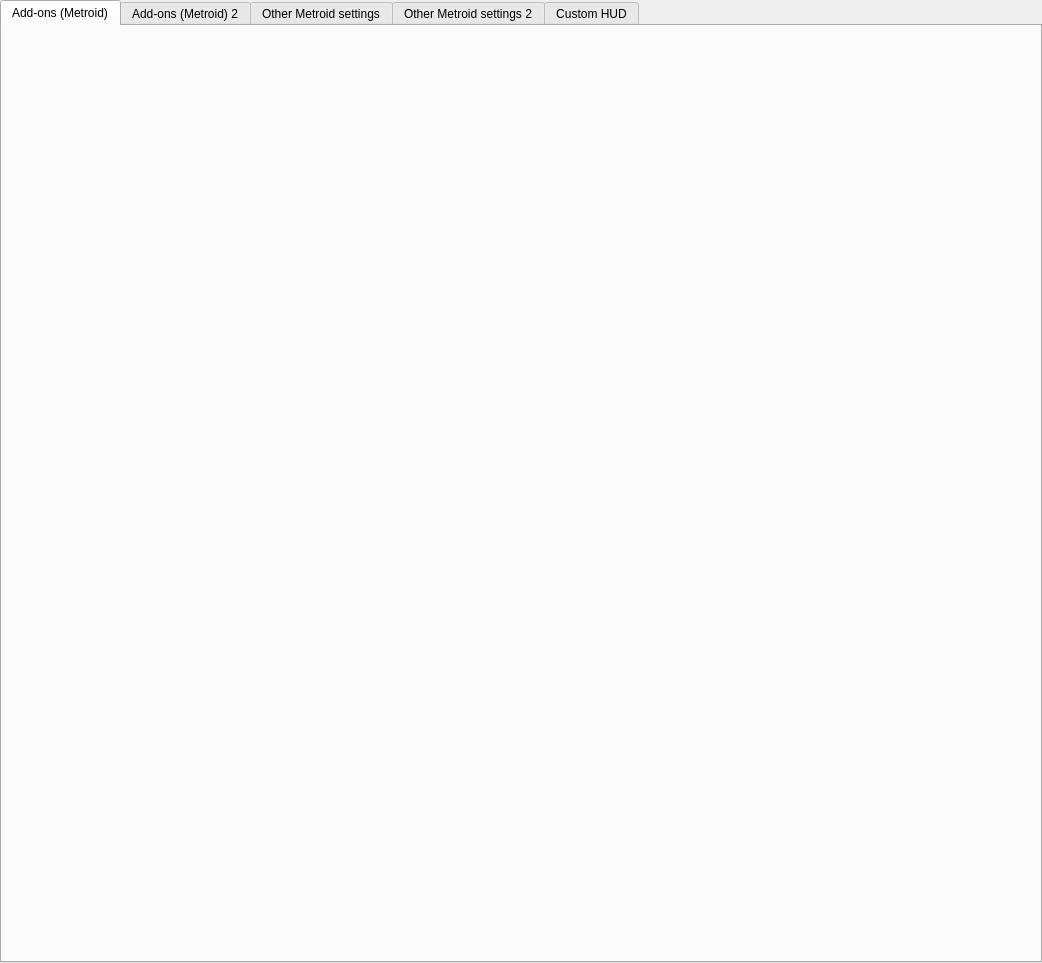
This is src/frontend/qt_sdl/InputConfig/MelonPrimeInputConfig.ui in ag-advania/melonPrimeDS as Qt 5 draws it before an edit. The edited form follows.
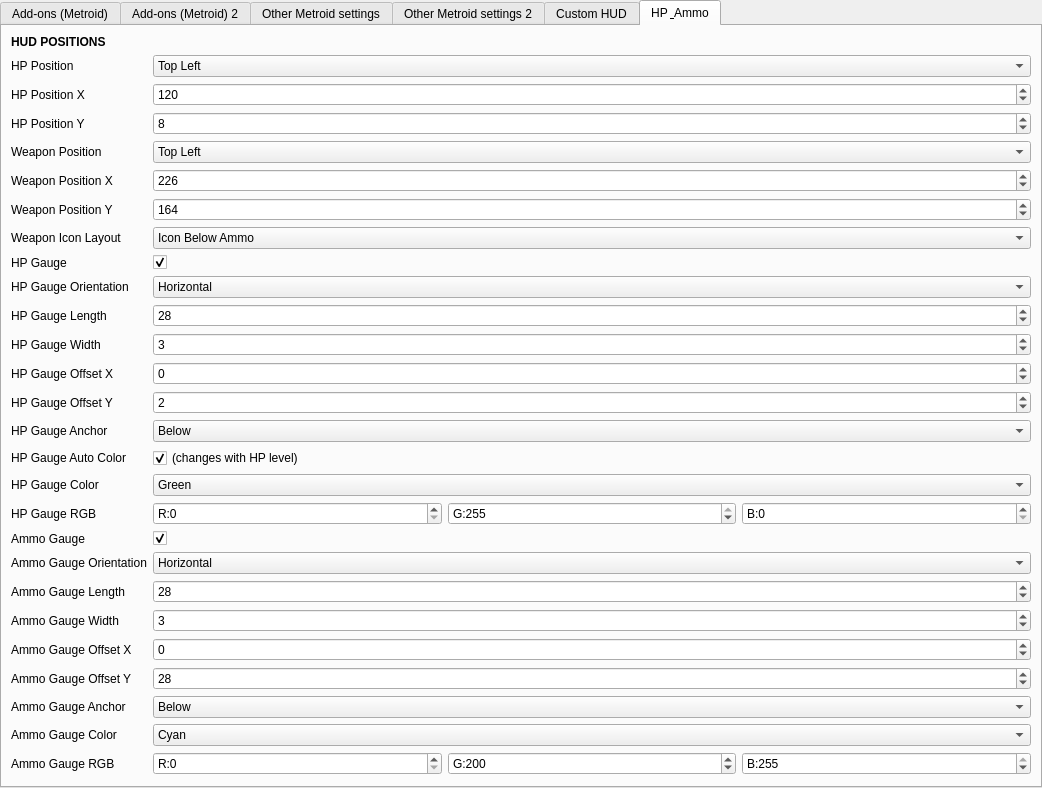
This is the edited form. The open tabs and pages were chosen to show the change.

Diff of the .ui file:
```diff
--- a/src/frontend/qt_sdl/InputConfig/MelonPrimeInputConfig.ui
+++ b/src/frontend/qt_sdl/InputConfig/MelonPrimeInputConfig.ui
@@ -625,70 +625,6 @@
 								</widget>
 							</item>
 
-							<!-- ====== HUD POSITIONS ====== -->
-							<item>
-								<widget class="QLabel" name="labelChSectionPositions">
-									<property name="text"><string><![CDATA[<b>HUD POSITIONS</b>]]></string></property>
-								</widget>
-							</item>
-
-							<item>
-								<layout class="QFormLayout" name="formHudPositions">
-
-									<item row="0" column="0"><widget class="QLabel"><property name="text"><string>HP Position</string></property></widget></item>
-									<item row="0" column="1">
-										<widget class="QComboBox" name="comboMetroidHudHpPosition">
-											<item><property name="text"><string>Top Left</string></property></item>
-											<item><property name="text"><string>Top Center</string></property></item>
-											<item><property name="text"><string>Top Right</string></property></item>
-											<item><property name="text"><string>Right</string></property></item>
-											<item><property name="text"><string>Bottom Right</string></property></item>
-											<item><property name="text"><string>Bottom Center</string></property></item>
-											<item><property name="text"><string>Bottom Left</string></property></item>
-											<item><property name="text"><string>Left</string></property></item>
-											<item><property name="text"><string>Custom</string></property></item>
-										</widget>
-									</item>
-
-									<item row="1" column="0"><widget class="QLabel"><property name="text"><string>HP Position X</string></property></widget></item>
-									<item row="1" column="1"><widget class="QSpinBox" name="spinMetroidHudHpX"><property name="minimum"><number>0</number></property><property name="maximum"><number>255</number></property><property name="value"><number>120</number></property></widget></item>
-
-									<item row="2" column="0"><widget class="QLabel"><property name="text"><string>HP Position Y</string></property></widget></item>
-									<item row="2" column="1"><widget class="QSpinBox" name="spinMetroidHudHpY"><property name="minimum"><number>0</number></property><property name="maximum"><number>191</number></property><property name="value"><number>8</number></property></widget></item>
-
-									<item row="3" column="0"><widget class="QLabel"><property name="text"><string>Weapon Position</string></property></widget></item>
-									<item row="3" column="1">
-										<widget class="QComboBox" name="comboMetroidHudWeaponPosition">
-											<item><property name="text"><string>Top Left</string></property></item>
-											<item><property name="text"><string>Top Center</string></property></item>
-											<item><property name="text"><string>Top Right</string></property></item>
-											<item><property name="text"><string>Right</string></property></item>
-											<item><property name="text"><string>Bottom Right</string></property></item>
-											<item><property name="text"><string>Bottom Center</string></property></item>
-											<item><property name="text"><string>Bottom Left</string></property></item>
-											<item><property name="text"><string>Left</string></property></item>
-											<item><property name="text"><string>Custom</string></property></item>
-										</widget>
-									</item>
-
-									<item row="4" column="0"><widget class="QLabel"><property name="text"><string>Weapon Position X</string></property></widget></item>
-									<item row="4" column="1"><widget class="QSpinBox" name="spinMetroidHudWeaponX"><property name="minimum"><number>0</number></property><property name="maximum"><number>255</number></property><property name="value"><number>238</number></property></widget></item>
-
-									<item row="5" column="0"><widget class="QLabel"><property name="text"><string>Weapon Position Y</string></property></widget></item>
-									<item row="5" column="1"><widget class="QSpinBox" name="spinMetroidHudWeaponY"><property name="minimum"><number>0</number></property><property name="maximum"><number>191</number></property><property name="value"><number>164</number></property></widget></item>
-
-
-
-									<item row="6" column="0"><widget class="QLabel"><property name="text"><string>Weapon Icon Layout</string></property></widget></item>
-									<item row="6" column="1">
-										<widget class="QComboBox" name="comboMetroidHudWeaponLayout">
-											<item><property name="text"><string>Icon Below Ammo</string></property></item>
-											<item><property name="text"><string>Icon Left of Ammo</string></property></item>
-										</widget>
-									</item>
-								</layout>
-							</item>
-
 							<!-- ====== CROSSHAIR (General) ====== -->
 							<item>
 								<widget class="QLabel" name="labelChSectionGeneral">
@@ -822,6 +758,160 @@
 
 						</layout>
 					</widget>
+					<widget class="QWidget" name="tabHpAmmo">
+						<attribute name="title">
+							<string>HP &amp; Ammo</string>
+						</attribute>
+						<layout class="QVBoxLayout" name="hpAmmoVLayout">
+
+							<!-- ====== HUD POSITIONS ====== -->
+							<item>
+								<widget class="QLabel" name="labelChSectionPositions">
+									<property name="text"><string><![CDATA[<b>HUD POSITIONS</b>]]></string></property>
+								</widget>
+							</item>
+
+							<item>
+								<layout class="QFormLayout" name="formHudPositions">
+
+									<item row="0" column="0"><widget class="QLabel"><property name="text"><string>HP Position</string></property></widget></item>
+									<item row="0" column="1">
+										<widget class="QComboBox" name="comboMetroidHudHpPosition">
+											<item><property name="text"><string>Top Left</string></property></item>
+											<item><property name="text"><string>Top Center</string></property></item>
+											<item><property name="text"><string>Top Right</string></property></item>
+											<item><property name="text"><string>Right</string></property></item>
+											<item><property name="text"><string>Bottom Right</string></property></item>
+											<item><property name="text"><string>Bottom Center</string></property></item>
+											<item><property name="text"><string>Bottom Left</string></property></item>
+											<item><property name="text"><string>Left</string></property></item>
+											<item><property name="text"><string>Custom</string></property></item>
+										</widget>
+									</item>
+
+									<item row="1" column="0"><widget class="QLabel"><property name="text"><string>HP Position X</string></property></widget></item>
+									<item row="1" column="1"><widget class="QSpinBox" name="spinMetroidHudHpX"><property name="minimum"><number>0</number></property><property name="maximum"><number>255</number></property><property name="value"><number>120</number></property></widget></item>
+
+									<item row="2" column="0"><widget class="QLabel"><property name="text"><string>HP Position Y</string></property></widget></item>
+									<item row="2" column="1"><widget class="QSpinBox" name="spinMetroidHudHpY"><property name="minimum"><number>0</number></property><property name="maximum"><number>191</number></property><property name="value"><number>8</number></property></widget></item>
+
+									<item row="3" column="0"><widget class="QLabel"><property name="text"><string>Weapon Position</string></property></widget></item>
+									<item row="3" column="1">
+										<widget class="QComboBox" name="comboMetroidHudWeaponPosition">
+											<item><property name="text"><string>Top Left</string></property></item>
+											<item><property name="text"><string>Top Center</string></property></item>
+											<item><property name="text"><string>Top Right</string></property></item>
+											<item><property name="text"><string>Right</string></property></item>
+											<item><property name="text"><string>Bottom Right</string></property></item>
+											<item><property name="text"><string>Bottom Center</string></property></item>
+											<item><property name="text"><string>Bottom Left</string></property></item>
+											<item><property name="text"><string>Left</string></property></item>
+											<item><property name="text"><string>Custom</string></property></item>
+										</widget>
+									</item>
+
+									<item row="4" column="0"><widget class="QLabel"><property name="text"><string>Weapon Position X</string></property></widget></item>
+									<item row="4" column="1"><widget class="QSpinBox" name="spinMetroidHudWeaponX"><property name="minimum"><number>0</number></property><property name="maximum"><number>255</number></property><property name="value"><number>226</number></property></widget></item>
+
+									<item row="5" column="0"><widget class="QLabel"><property name="text"><string>Weapon Position Y</string></property></widget></item>
+									<item row="5" column="1"><widget class="QSpinBox" name="spinMetroidHudWeaponY"><property name="minimum"><number>0</number></property><property name="maximum"><number>191</number></property><property name="value"><number>164</number></property></widget></item>
+
+
+
+									<item row="6" column="0"><widget class="QLabel"><property name="text"><string>Weapon Icon Layout</string></property></widget></item>
+									<item row="6" column="1">
+										<widget class="QComboBox" name="comboMetroidHudWeaponLayout">
+											<item><property name="text"><string>Icon Below Ammo</string></property></item>
+											<item><property name="text"><string>Icon Left of Ammo</string></property></item>
+										</widget>
+									</item>
+								
+
+									<item row="7" column="0"><widget class="QLabel"><property name="text"><string>HP Gauge</string></property></widget></item>
+									<item row="7" column="1"><widget class="QCheckBox" name="cbMetroidHudHpGauge"><property name="text"><string></string></property><property name="checked"><bool>true</bool></property></widget></item>
+
+									<item row="8" column="0"><widget class="QLabel"><property name="text"><string>HP Gauge Orientation</string></property></widget></item>
+									<item row="8" column="1"><widget class="QComboBox" name="comboMetroidHudHpGaugeOrientation"><item><property name="text"><string>Horizontal</string></property></item><item><property name="text"><string>Vertical</string></property></item></widget></item>
+
+									<item row="9" column="0"><widget class="QLabel"><property name="text"><string>HP Gauge Length</string></property></widget></item>
+									<item row="9" column="1"><widget class="QSpinBox" name="spinMetroidHudHpGaugeLength"><property name="minimum"><number>1</number></property><property name="maximum"><number>128</number></property><property name="value"><number>28</number></property></widget></item>
+
+									<item row="10" column="0"><widget class="QLabel"><property name="text"><string>HP Gauge Width</string></property></widget></item>
+									<item row="10" column="1"><widget class="QSpinBox" name="spinMetroidHudHpGaugeWidth"><property name="minimum"><number>1</number></property><property name="maximum"><number>20</number></property><property name="value"><number>3</number></property></widget></item>
+
+									<item row="11" column="0"><widget class="QLabel"><property name="text"><string>HP Gauge Offset X</string></property></widget></item>
+									<item row="11" column="1"><widget class="QSpinBox" name="spinMetroidHudHpGaugeOffsetX"><property name="minimum"><number>-128</number></property><property name="maximum"><number>128</number></property><property name="value"><number>0</number></property></widget></item>
+
+									<item row="12" column="0"><widget class="QLabel"><property name="text"><string>HP Gauge Offset Y</string></property></widget></item>
+									<item row="12" column="1"><widget class="QSpinBox" name="spinMetroidHudHpGaugeOffsetY"><property name="minimum"><number>-96</number></property><property name="maximum"><number>96</number></property><property name="value"><number>2</number></property></widget></item>
+
+									<item row="13" column="0"><widget class="QLabel"><property name="text"><string>HP Gauge Anchor</string></property></widget></item>
+									<item row="13" column="1"><widget class="QComboBox" name="comboMetroidHudHpGaugeAnchor"><item><property name="text"><string>Below</string></property></item><item><property name="text"><string>Above</string></property></item><item><property name="text"><string>Right</string></property></item><item><property name="text"><string>Left</string></property></item><item><property name="text"><string>Center</string></property></item></widget></item>
+
+									<item row="14" column="0"><widget class="QLabel"><property name="text"><string>HP Gauge Auto Color</string></property></widget></item>
+									<item row="14" column="1"><widget class="QCheckBox" name="cbMetroidHudHpGaugeAutoColor"><property name="text"><string>(changes with HP level)</string></property><property name="checked"><bool>true</bool></property></widget></item>
+
+									<item row="15" column="0"><widget class="QLabel"><property name="text"><string>HP Gauge Color</string></property></widget></item>
+									<item row="15" column="1">
+										<widget class="QComboBox" name="comboMetroidHudHpGaugeColor">
+											<item><property name="text"><string>Green</string></property></item>
+											<item><property name="text"><string>Red</string></property></item>
+											<item><property name="text"><string>Orange</string></property></item>
+											<item><property name="text"><string>Yellow</string></property></item>
+											<item><property name="text"><string>Cyan</string></property></item>
+											<item><property name="text"><string>White</string></property></item>
+											<item><property name="text"><string>Custom</string></property></item>
+										</widget>
+									</item>
+									<item row="16" column="0"><widget class="QLabel"><property name="text"><string>HP Gauge RGB</string></property></widget></item>
+									<item row="16" column="1"><layout class="QHBoxLayout"><item><widget class="QSpinBox" name="spinMetroidHudHpGaugeColorR"><property name="minimum"><number>0</number></property><property name="maximum"><number>255</number></property><property name="value"><number>0</number></property><property name="prefix"><string>R:</string></property></widget></item><item><widget class="QSpinBox" name="spinMetroidHudHpGaugeColorG"><property name="minimum"><number>0</number></property><property name="maximum"><number>255</number></property><property name="value"><number>255</number></property><property name="prefix"><string>G:</string></property></widget></item><item><widget class="QSpinBox" name="spinMetroidHudHpGaugeColorB"><property name="minimum"><number>0</number></property><property name="maximum"><number>255</number></property><property name="value"><number>0</number></property><property name="prefix"><string>B:</string></property></widget></item></layout></item>
+
+									<item row="17" column="0"><widget class="QLabel"><property name="text"><string>Ammo Gauge</string></property></widget></item>
+									<item row="17" column="1"><widget class="QCheckBox" name="cbMetroidHudAmmoGauge"><property name="text"><string></string></property><property name="checked"><bool>true</bool></property></widget></item>
+
+									<item row="18" column="0"><widget class="QLabel"><property name="text"><string>Ammo Gauge Orientation</string></property></widget></item>
+									<item row="18" column="1"><widget class="QComboBox" name="comboMetroidHudAmmoGaugeOrientation"><item><property name="text"><string>Horizontal</string></property></item><item><property name="text"><string>Vertical</string></property></item></widget></item>
+
+									<item row="19" column="0"><widget class="QLabel"><property name="text"><string>Ammo Gauge Length</string></property></widget></item>
+									<item row="19" column="1"><widget class="QSpinBox" name="spinMetroidHudAmmoGaugeLength"><property name="minimum"><number>1</number></property><property name="maximum"><number>128</number></property><property name="value"><number>28</number></property></widget></item>
+
+									<item row="20" column="0"><widget class="QLabel"><property name="text"><string>Ammo Gauge Width</string></property></widget></item>
+									<item row="20" column="1"><widget class="QSpinBox" name="spinMetroidHudAmmoGaugeWidth"><property name="minimum"><number>1</number></property><property name="maximum"><number>20</number></property><property name="value"><number>3</number></property></widget></item>
+
+									<item row="21" column="0"><widget class="QLabel"><property name="text"><string>Ammo Gauge Offset X</string></property></widget></item>
+									<item row="21" column="1"><widget class="QSpinBox" name="spinMetroidHudAmmoGaugeOffsetX"><property name="minimum"><number>-128</number></property><property name="maximum"><number>128</number></property><property name="value"><number>0</number></property></widget></item>
+
+									<item row="22" column="0"><widget class="QLabel"><property name="text"><string>Ammo Gauge Offset Y</string></property></widget></item>
+									<item row="22" column="1"><widget class="QSpinBox" name="spinMetroidHudAmmoGaugeOffsetY"><property name="minimum"><number>-96</number></property><property name="maximum"><number>96</number></property><property name="value"><number>28</number></property></widget></item>
+
+									<item row="23" column="0"><widget class="QLabel"><property name="text"><string>Ammo Gauge Anchor</string></property></widget></item>
+									<item row="23" column="1"><widget class="QComboBox" name="comboMetroidHudAmmoGaugeAnchor"><item><property name="text"><string>Below</string></property></item><item><property name="text"><string>Above</string></property></item><item><property name="text"><string>Right</string></property></item><item><property name="text"><string>Left</string></property></item><item><property name="text"><string>Center</string></property></item></widget></item>
+
+									<item row="24" column="0"><widget class="QLabel"><property name="text"><string>Ammo Gauge Color</string></property></widget></item>
+									<item row="24" column="1">
+										<widget class="QComboBox" name="comboMetroidHudAmmoGaugeColor">
+											<item><property name="text"><string>Cyan</string></property></item>
+											<item><property name="text"><string>Green</string></property></item>
+											<item><property name="text"><string>Red</string></property></item>
+											<item><property name="text"><string>Orange</string></property></item>
+											<item><property name="text"><string>Yellow</string></property></item>
+											<item><property name="text"><string>White</string></property></item>
+											<item><property name="text"><string>Custom</string></property></item>
+										</widget>
+									</item>
+									<item row="25" column="0"><widget class="QLabel"><property name="text"><string>Ammo Gauge RGB</string></property></widget></item>
+									<item row="25" column="1"><layout class="QHBoxLayout"><item><widget class="QSpinBox" name="spinMetroidHudAmmoGaugeColorR"><property name="minimum"><number>0</number></property><property name="maximum"><number>255</number></property><property name="value"><number>0</number></property><property name="prefix"><string>R:</string></property></widget></item><item><widget class="QSpinBox" name="spinMetroidHudAmmoGaugeColorG"><property name="minimum"><number>0</number></property><property name="maximum"><number>255</number></property><property name="value"><number>200</number></property><property name="prefix"><string>G:</string></property></widget></item><item><widget class="QSpinBox" name="spinMetroidHudAmmoGaugeColorB"><property name="minimum"><number>0</number></property><property name="maximum"><number>255</number></property><property name="value"><number>255</number></property><property name="prefix"><string>B:</string></property></widget></item></layout></item>
+
+								</layout>
+							</item>
+
+							<item>
+								<spacer name="hpAmmoSpacer"><property name="orientation"><enum>Qt::Vertical</enum></property><property name="sizeHint" stdset="0"><size><width>20</width><height>40</height></size></property></spacer>
+							</item>
+
+						</layout>
+					</widget>
+
 				</widget>
 			</item>
 		</layout>
```
Left out of the diff: 2 changed lines with no effect on the pictures.
